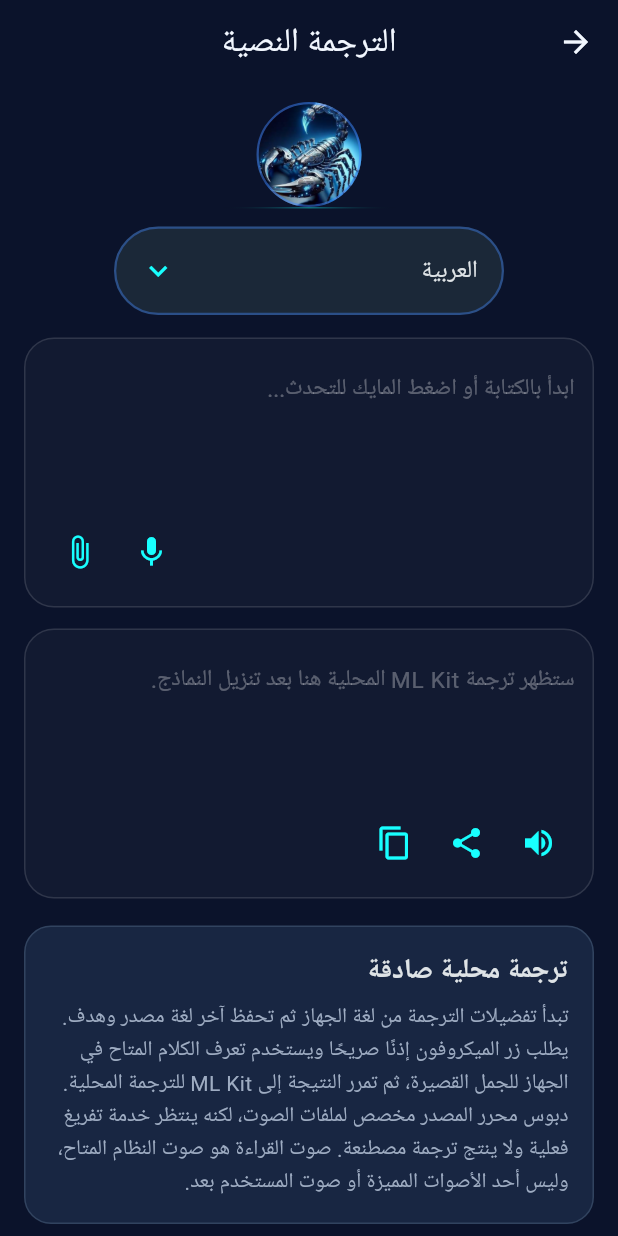
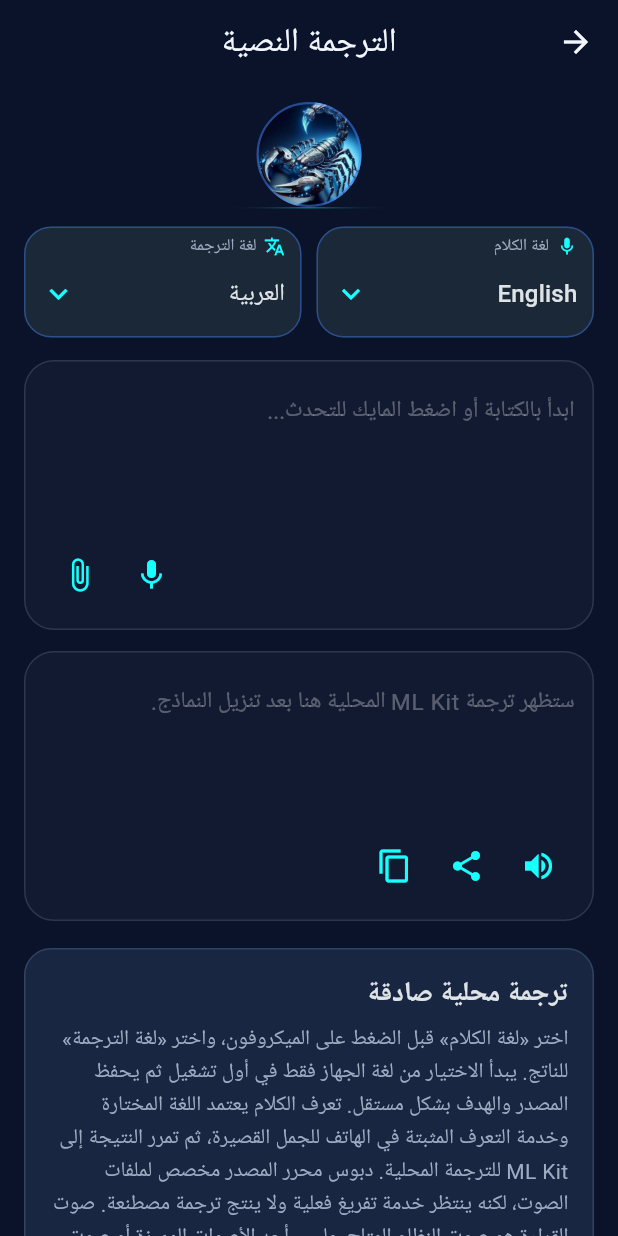
Before and after one commit to magdymeko456-cell/mirror_scorpion_v4, a Flutter app: the screen it shows after launch, after a tap on "ترجمة نصية", on a phone screen of 412 x 824 dp. Run offline on Flutter 3.47's test engine with Material 3 defaults, Android fonts, the phone set to English and light mode, and no system bars; our stand-ins replace file_picker, firebase_core, flutter_tts, image_picker, shared_preferences, speech_to_text; missing offline and left inert: chess, google_mlkit_language_id, google_mlkit_text_recognition, google_mlkit_translation; accounts and stored records are empty.

Commit message:
fix(translation): select spoken source language

```diff
--- a/lib/features/feature_hub_screen.dart
+++ b/lib/features/feature_hub_screen.dart
@@ -99,6 +99,7 @@ class _TranslationPanelState extends State<_TranslationPanel> {
   final _translationService = const OnDeviceTranslationService();
   final _speechService = SystemTtsService();
   final _recognitionService = DeviceSpeechRecognitionService();
+  String _sourceLanguage = 'ar';
   String _selectedLanguage = 'ar';
   String? _notice;
   bool _clearOnNextInput = false;
@@ -117,10 +118,23 @@ class _TranslationPanelState extends State<_TranslationPanel> {
   void didChangeDependencies() {
     super.didChangeDependencies();
     if (!_loadedLanguagePreference) {
-      final saved = context.read<LanguagePreferences>().translationTargetLanguage;
-      if (TranslationLanguageCatalog.labels.containsKey(saved)) _selectedLanguage = saved;
+      final preferences = context.read<LanguagePreferences>();
+      final savedSource = preferences.translationSourceLanguage;
+      final savedTarget = preferences.translationTargetLanguage;
+      if (TranslationLanguageCatalog.labels.containsKey(savedSource)) {
+        _sourceLanguage = savedSource;
+      }
+      if (TranslationLanguageCatalog.labels.containsKey(savedTarget)) {
+        _selectedLanguage = savedTarget;
+      }
       _loadedLanguagePreference = true;
     }
+  }
+
+  Future<void> _selectSourceLanguage(String code) async {
+    setState(() => _sourceLanguage = code);
+    await context.read<LanguagePreferences>().setTranslationSourceLanguage(code);
+    _queueTranslation(_input.text, sourceLanguageCode: code);
   }
 
   Future<void> _selectLanguage(String code) async {
@@ -155,7 +169,7 @@ class _TranslationPanelState extends State<_TranslationPanel> {
       }
       return;
     }
-    final sourceLanguage = context.read<LanguagePreferences>().translationSourceLanguage;
+    final sourceLanguage = _sourceLanguage;
     await _speechService.stop();
     await _recognitionService.start(
       languageCode: sourceLanguage,
@@ -292,28 +306,26 @@ class _TranslationPanelState extends State<_TranslationPanel> {
           ),
         ),
         const SizedBox(height: 12),
-        Center(
-          child: Container(
-            width: 260,
-            padding: const EdgeInsets.symmetric(horizontal: 16, vertical: 4),
-            decoration: BoxDecoration(
-              color: const Color(0xFF1B2838),
-              borderRadius: BorderRadius.circular(30),
-              border: Border.all(color: Colors.blueAccent.withValues(alpha: 0.4), width: 1.5),
-            ),
-            child: DropdownButtonHideUnderline(
-              child: DropdownButton<String>(
+        Row(
+          children: [
+            Expanded(
+              child: _TranslationLanguageMenu(
+                value: _sourceLanguage,
+                label: 'لغة الكلام',
+                icon: Icons.mic,
+                onChanged: _selectSourceLanguage,
+              ),
+            ),
+            const SizedBox(width: 10),
+            Expanded(
+              child: _TranslationLanguageMenu(
                 value: _selectedLanguage,
-                isExpanded: true,
-                dropdownColor: const Color(0xFF1B2838),
-                icon: const Icon(Icons.keyboard_arrow_down, color: Colors.cyanAccent),
-                items: TranslationLanguageCatalog.labels.entries.map((entry) => DropdownMenuItem(value: entry.key, child: Text(entry.value))).toList(),
-                onChanged: (code) {
-                  if (code != null) _selectLanguage(code);
-                },
+                label: 'لغة الترجمة',
+                icon: Icons.translate,
+                onChanged: _selectLanguage,
               ),
             ),
-          ),
+          ],
         ),
         const SizedBox(height: 15),
         _TranslationEditor(
@@ -372,8 +384,60 @@ class _TranslationPanelState extends State<_TranslationPanel> {
           ],
         ),
         const SizedBox(height: 18),
-        const _SectionNotice(title: 'ترجمة محلية صادقة', detail: 'تبدأ تفضيلات الترجمة من لغة الجهاز ثم تحفظ آخر لغة مصدر وهدف. يطلب زر الميكروفون إذنًا صريحًا ويستخدم تعرف الكلام المتاح في الجهاز للجمل القصيرة، ثم تمرر النتيجة إلى ML Kit للترجمة المحلية. دبوس محرر المصدر مخصص لملفات الصوت، لكنه ينتظر خدمة تفريغ فعلية ولا ينتج ترجمة مصطنعة. صوت القراءة هو صوت النظام المتاح، وليس أحد الأصوات المميزة أو صوت المستخدم بعد.'),
+        const _SectionNotice(title: 'ترجمة محلية صادقة', detail: 'اختر «لغة الكلام» قبل الضغط على الميكروفون، واختر «لغة الترجمة» للناتج. يبدأ الاختيار من لغة الجهاز فقط في أول تشغيل ثم يحفظ المصدر والهدف بشكل مستقل. تعرف الكلام يعتمد اللغة المختارة وخدمة التعرف المثبتة في الهاتف للجمل القصيرة، ثم تمرر النتيجة إلى ML Kit للترجمة المحلية. دبوس محرر المصدر مخصص لملفات الصوت، لكنه ينتظر خدمة تفريغ فعلية ولا ينتج ترجمة مصطنعة. صوت القراءة هو صوت النظام المتاح، وليس أحد الأصوات المميزة أو صوت المستخدم بعد.'),
       ],
+    );
+  }
+}
+
+class _TranslationLanguageMenu extends StatelessWidget {
+  const _TranslationLanguageMenu({
+    required this.value,
+    required this.label,
+    required this.icon,
+    required this.onChanged,
+  });
+
+  final String value;
+  final String label;
+  final IconData icon;
+  final ValueChanged<String> onChanged;
+
+  @override
+  Widget build(BuildContext context) {
+    return Container(
+      padding: const EdgeInsets.symmetric(horizontal: 10, vertical: 4),
+      decoration: BoxDecoration(
+        color: const Color(0xFF1B2838),
+        borderRadius: BorderRadius.circular(18),
+        border: Border.all(color: Colors.blueAccent.withValues(alpha: 0.4)),
+      ),
+      child: Column(
+        crossAxisAlignment: CrossAxisAlignment.stretch,
+        children: [
+          Row(
+            children: [
+              Icon(icon, size: 14, color: Colors.cyanAccent),
+              const SizedBox(width: 5),
+              Text(label, style: const TextStyle(color: RoyalColors.muted, fontSize: 11)),
+            ],
+          ),
+          DropdownButtonHideUnderline(
+            child: DropdownButton<String>(
+              value: value,
+              isExpanded: true,
+              dropdownColor: const Color(0xFF1B2838),
+              icon: const Icon(Icons.keyboard_arrow_down, color: Colors.cyanAccent),
+              items: TranslationLanguageCatalog.labels.entries
+                  .map((entry) => DropdownMenuItem(value: entry.key, child: Text(entry.value, overflow: TextOverflow.ellipsis)))
+                  .toList(),
+              onChanged: (code) {
+                if (code != null) onChanged(code);
+              },
+            ),
+          ),
+        ],
+      ),
     );
   }
 }
@@ -630,7 +694,7 @@ class _DialoguePanelState extends State<_DialoguePanel> {
     return ListView(
       padding: const EdgeInsets.all(18),
       children: [
-        const _SectionNotice(title: 'حوار ثنائي اللغة محلي', detail: 'المحرر العلوي هو المصدر ويتبع زر اللغة في اليمين دائماً، والمحرر السفلي هو الناتج ويتبع زر اللغة في اليسار. يلتقط الميكروفون كلام الطرف العلوي فقط بإذن صريح ثم يترجمه ML Kit محلياً.'),
+        const _SectionNotice(title: 'حوار ثنائي اللغة محلي', detail: 'اختر «لغة الكلام المصدر» في اليمين قبل الضغط على الميكروفون، واختر لغة الترجمة في اليسار. المحرر العلوي هو المصدر ويتبع زر اليمين دائماً، والمحرر السفلي هو الناتج ويتبع زر اليسار. يلتقط الميكروفون كلام الطرف العلوي فقط بإذن صريح ثم يترجمه ML Kit محلياً.'),
         const SizedBox(height: 16),
         _DialogueEditor(
           controller: _source,
@@ -662,7 +726,7 @@ class _DialoguePanelState extends State<_DialoguePanel> {
               Expanded(
                 child: _DialogueLanguageMenu(
                   value: _leftTargetLanguage,
-                  label: 'الهدف — يسار',
+                  label: 'لغة الترجمة — يسار',
                   onChanged: _selectLeftTargetLanguage,
                 ),
               ),
@@ -693,7 +757,7 @@ class _DialoguePanelState extends State<_DialoguePanel> {
               Expanded(
                 child: _DialogueLanguageMenu(
                   value: _rightSourceLanguage,
-                  label: 'المصدر — يمين',
+                  label: 'لغة الكلام المصدر — يمين',
                   onChanged: _selectRightSourceLanguage,
                 ),
               ),
```
Also changed, not shown: 1 other file.
